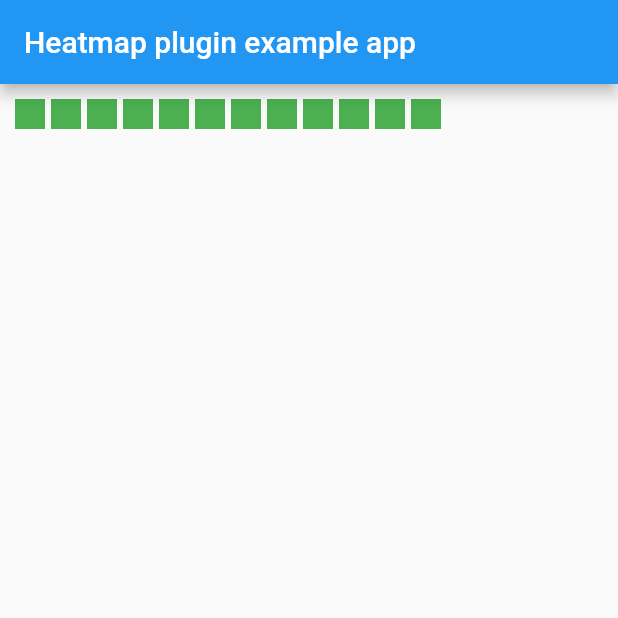
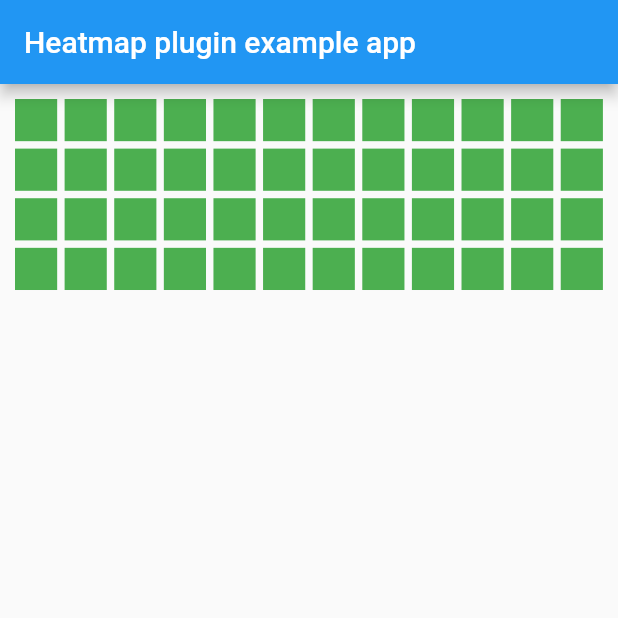
Before and after one commit to timobaehr/fl_heatmap, a Flutter app: the screen it shows after launch, on a phone screen of 412 x 824 dp, the top half of it. Run offline on Flutter 3.47's test engine with Material 2 defaults, Android fonts, the phone set to English and light mode, and no system bars.

Commit message:
Introduce heatmap_data.dart

```diff
--- a/example/lib/main.dart
+++ b/example/lib/main.dart
@@ -25,7 +25,7 @@ class _MyAppState extends State<MyApp> {
         appBar: AppBar(
           title: const Text('Heatmap plugin example app'),
         ),
-        body: const Heatmap(),
+        body: const Heatmap(heatmapData: HeatmapData(rows: 4, columns: 12)),
       ),
     );
   }
--- a/lib/fl_heatmap.dart
+++ b/lib/fl_heatmap.dart
@@ -1,3 +1,4 @@
 library fl_heatmap;
 
 export 'src/heatmap/heatmap.dart';
+export 'src/heatmap/heatmap_data.dart';
--- a/lib/src/heatmap/heatmap.dart
+++ b/lib/src/heatmap/heatmap.dart
@@ -1,9 +1,12 @@
+import 'package:fl_heatmap/src/heatmap/heatmap_data.dart';
 import 'package:flutter/material.dart';
 
 import 'heatmap_painter.dart';
 
 class Heatmap extends StatefulWidget {
-  const Heatmap({Key? key}) : super(key: key);
+  const Heatmap({Key? key, required this.heatmapData}) : super(key: key);
+
+  final HeatmapData heatmapData;
 
   @override
   _HeatmapState createState() => _HeatmapState();
@@ -14,21 +17,37 @@ class _HeatmapState extends State<Heatmap> {
 
   @override
   Widget build(BuildContext context) {
+    return LayoutBuilder(builder: (context, constraints) {
+      final fullWidth = constraints.maxWidth;
+      final fullHeight = constraints.maxHeight;
+      // (428 - 10 - 10)/12 = 34
+
       const double marginTop = 10;
       const double marginLeft = 10;
-    const double sizeOfRect = 20;
-    const double margin = 4;
+      const double marginRight = 10;
+      final double spaceForRects = fullWidth - marginLeft - marginRight;
+      final double spaceForRectWithMargins = (spaceForRects +
+              (spaceForRects / widget.heatmapData.columns * 0.15)) /
+          widget.heatmapData.columns;
+
+      final double sizeOfRect = spaceForRectWithMargins * 0.85;
+      final double margin = spaceForRectWithMargins * 0.15;
 
       final List<Rect> rects = [
-      for (int i = 0; i < 12; i++)
-        Rect.fromLTWH(marginLeft + sizeOfRect * i + margin * i, marginTop,
-            sizeOfRect, sizeOfRect),
+        for (int row = 0; row < widget.heatmapData.rows; row++)
+          for (int i = 0; i < widget.heatmapData.columns; i++)
+            Rect.fromLTWH(
+                marginLeft + sizeOfRect * i + margin * i,
+                marginTop + sizeOfRect * row + margin * row,
+                sizeOfRect,
+                sizeOfRect),
       ];
 
-    return Listener(
+      final listener = Listener(
         onPointerDown: (PointerDownEvent event) {
           /// find the clicked cell
-        final RenderBox referenceBox = context.findRenderObject() as RenderBox;
+          final RenderBox referenceBox =
+              context.findRenderObject() as RenderBox;
           final Offset offset = referenceBox.globalToLocal(event.position);
           final index = rects.lastIndexWhere((rect) => rect.contains(offset));
 
@@ -46,5 +65,7 @@ class _HeatmapState extends State<Heatmap> {
               constraints: const BoxConstraints.expand(),
             )),
       );
+      return listener;
+    });
   }
 }
--- /dev/null
+++ b/lib/src/heatmap/heatmap_data.dart
@@ -0,0 +1,10 @@
+import 'package:flutter/material.dart';
+
+class HeatmapData {
+  const HeatmapData({required this.columns, required this.rows});
+
+  final int columns;
+  final int rows;
+
+  List<Rect> get rects => [];
+}
```
Lines whose indentation alone changed are shown as unchanged.
